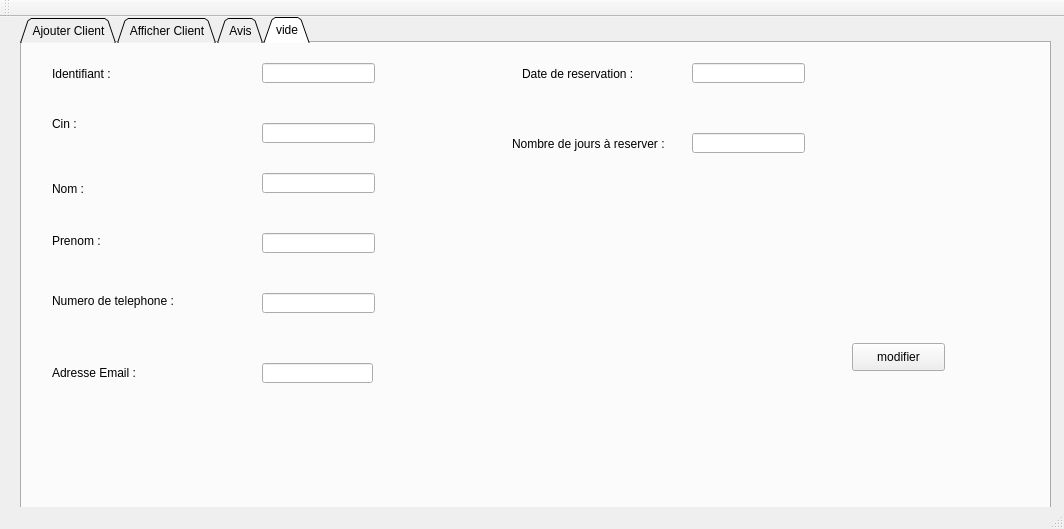
ihebkh/smart_station_2A14, file CRUD/mainwindow.ui: the form before one commit.
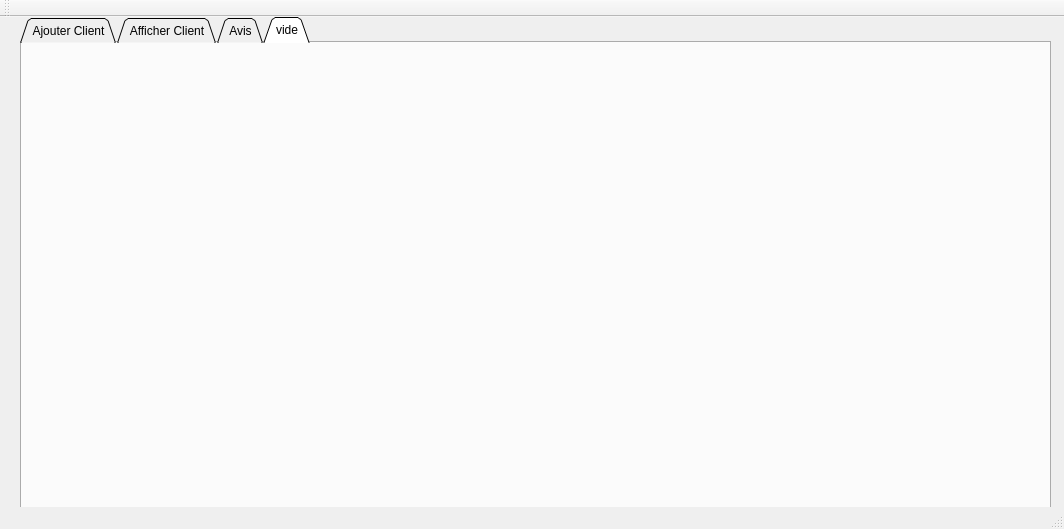
The form after the commit. The open tabs and pages were chosen to show the change.

```diff
--- a/CRUD/mainwindow.ui
+++ b/CRUD/mainwindow.ui
@@ -320,6 +320,29 @@
        <string>Rechercher</string>
       </property>
      </widget>
+     <widget class="QLabel" name="label_12">
+      <property name="geometry">
+       <rect>
+        <x>720</x>
+        <y>140</y>
+        <width>81</width>
+        <height>16</height>
+       </rect>
+      </property>
+      <property name="text">
+       <string>Nbr jours :</string>
+      </property>
+     </widget>
+     <widget class="QLineEdit" name="NBRJOURS2">
+      <property name="geometry">
+       <rect>
+        <x>820</x>
+        <y>140</y>
+        <width>113</width>
+        <height>22</height>
+       </rect>
+      </property>
+     </widget>
     </widget>
     <widget class="QWidget" name="tab_3">
      <attribute name="title">
@@ -376,203 +399,6 @@
      <attribute name="title">
       <string>vide</string>
      </attribute>
-     <widget class="QLabel" name="label_12">
-      <property name="geometry">
-       <rect>
-        <x>30</x>
-        <y>20</y>
-        <width>71</width>
-        <height>21</height>
-       </rect>
-      </property>
-      <property name="text">
-       <string>Identifiant :</string>
-      </property>
-     </widget>
-     <widget class="QLabel" name="label_13">
-      <property name="geometry">
-       <rect>
-        <x>30</x>
-        <y>60</y>
-        <width>81</width>
-        <height>41</height>
-       </rect>
-      </property>
-      <property name="text">
-       <string>Cin :</string>
-      </property>
-     </widget>
-     <widget class="QLabel" name="label_14">
-      <property name="geometry">
-       <rect>
-        <x>30</x>
-        <y>130</y>
-        <width>61</width>
-        <height>31</height>
-       </rect>
-      </property>
-      <property name="text">
-       <string>Nom :</string>
-      </property>
-     </widget>
-     <widget class="QLabel" name="label_29">
-      <property name="geometry">
-       <rect>
-        <x>30</x>
-        <y>190</y>
-        <width>61</width>
-        <height>16</height>
-       </rect>
-      </property>
-      <property name="text">
-       <string>Prenom :</string>
-      </property>
-     </widget>
-     <widget class="QLabel" name="label_30">
-      <property name="geometry">
-       <rect>
-        <x>30</x>
-        <y>250</y>
-        <width>141</width>
-        <height>16</height>
-       </rect>
-      </property>
-      <property name="text">
-       <string>Numero de telephone :</string>
-      </property>
-     </widget>
-     <widget class="QLabel" name="label_31">
-      <property name="geometry">
-       <rect>
-        <x>30</x>
-        <y>320</y>
-        <width>101</width>
-        <height>20</height>
-       </rect>
-      </property>
-      <property name="text">
-       <string>Adresse Email :</string>
-      </property>
-     </widget>
-     <widget class="QLineEdit" name="ID_3">
-      <property name="geometry">
-       <rect>
-        <x>240</x>
-        <y>20</y>
-        <width>113</width>
-        <height>20</height>
-       </rect>
-      </property>
-     </widget>
-     <widget class="QLineEdit" name="CIN_3">
-      <property name="geometry">
-       <rect>
-        <x>240</x>
-        <y>80</y>
-        <width>113</width>
-        <height>20</height>
-       </rect>
-      </property>
-     </widget>
-     <widget class="QLineEdit" name="NOM_3">
-      <property name="geometry">
-       <rect>
-        <x>240</x>
-        <y>130</y>
-        <width>113</width>
-        <height>20</height>
-       </rect>
-      </property>
-     </widget>
-     <widget class="QLineEdit" name="PRENOM_3">
-      <property name="geometry">
-       <rect>
-        <x>240</x>
-        <y>190</y>
-        <width>113</width>
-        <height>20</height>
-       </rect>
-      </property>
-     </widget>
-     <widget class="QLineEdit" name="NUMTEL_3">
-      <property name="geometry">
-       <rect>
-        <x>240</x>
-        <y>250</y>
-        <width>113</width>
-        <height>20</height>
-       </rect>
-      </property>
-     </widget>
-     <widget class="QLineEdit" name="ADRESSE_3">
-      <property name="geometry">
-       <rect>
-        <x>240</x>
-        <y>320</y>
-        <width>111</width>
-        <height>20</height>
-       </rect>
-      </property>
-     </widget>
-     <widget class="QLabel" name="label_32">
-      <property name="geometry">
-       <rect>
-        <x>500</x>
-        <y>20</y>
-        <width>131</width>
-        <height>21</height>
-       </rect>
-      </property>
-      <property name="text">
-       <string>Date de reservation :</string>
-      </property>
-     </widget>
-     <widget class="QLabel" name="label_33">
-      <property name="geometry">
-       <rect>
-        <x>490</x>
-        <y>90</y>
-        <width>181</width>
-        <height>21</height>
-       </rect>
-      </property>
-      <property name="text">
-       <string>Nombre de jours à reserver :</string>
-      </property>
-     </widget>
-     <widget class="QLineEdit" name="DATERES_3">
-      <property name="geometry">
-       <rect>
-        <x>670</x>
-        <y>20</y>
-        <width>113</width>
-        <height>20</height>
-       </rect>
-      </property>
-     </widget>
-     <widget class="QLineEdit" name="NBRJOURS_3">
-      <property name="geometry">
-       <rect>
-        <x>670</x>
-        <y>90</y>
-        <width>113</width>
-        <height>20</height>
-       </rect>
-      </property>
-     </widget>
-     <widget class="QPushButton" name="pushButton">
-      <property name="geometry">
-       <rect>
-        <x>830</x>
-        <y>300</y>
-        <width>93</width>
-        <height>28</height>
-       </rect>
-      </property>
-      <property name="text">
-       <string>modifier</string>
-      </property>
-     </widget>
     </widget>
    </widget>
   </widget>
```
Left out of the diff: 28 changed lines with no effect on the pictures.
